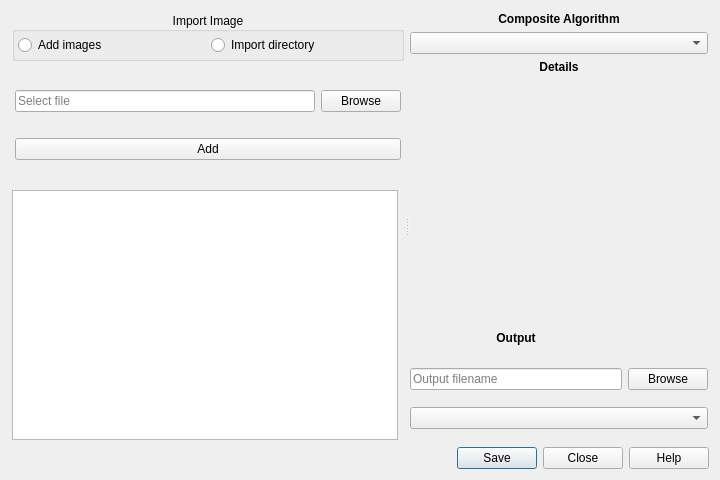
First picture: the form in image_compositor/ui/ui_main_compositor.ui, repository ceholden/image_compositor, before the edit.
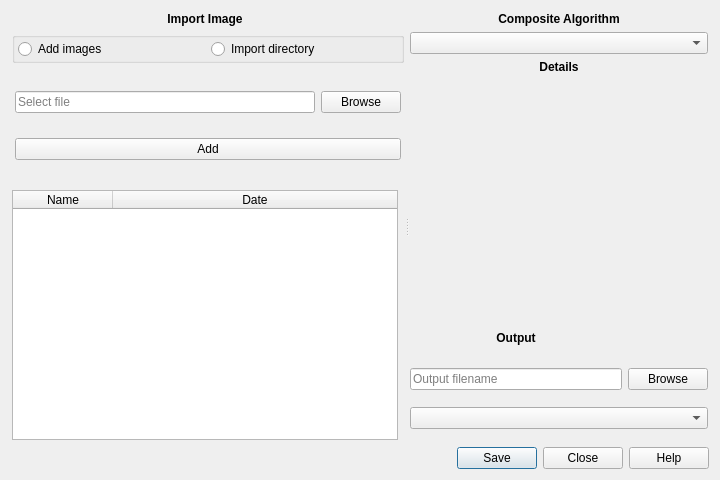
Second picture: the form after the edit.

Commit message: Added columns to image table

```diff
--- a/image_compositor/ui/ui_main_compositor.ui
+++ b/image_compositor/ui/ui_main_compositor.ui
@@ -36,7 +36,36 @@
        <property name="margin">
         <number>1</number>
        </property>
-       <item row="0" column="0" colspan="2">
+       <item row="2" column="0">
+        <widget class="QTableWidget" name="table_images">
+         <property name="minimumSize">
+          <size>
+           <width>0</width>
+           <height>250</height>
+          </size>
+         </property>
+         <attribute name="horizontalHeaderStretchLastSection">
+          <bool>true</bool>
+         </attribute>
+         <column>
+          <property name="text">
+           <string>Name</string>
+          </property>
+          <property name="textAlignment">
+           <set>AlignHCenter|AlignVCenter|AlignCenter</set>
+          </property>
+         </column>
+         <column>
+          <property name="text">
+           <string>Date</string>
+          </property>
+          <property name="textAlignment">
+           <set>AlignHCenter|AlignVCenter|AlignCenter</set>
+          </property>
+         </column>
+        </widget>
+       </item>
+       <item row="1" column="0" colspan="2">
         <widget class="QWidget" name="widget_io" native="true">
          <property name="minimumSize">
           <size>
@@ -127,7 +156,7 @@
           <item row="0" column="0" colspan="2">
            <widget class="QGroupBox" name="groupbox_importer">
             <property name="title">
-             <string>Import Image</string>
+             <string/>
             </property>
             <property name="alignment">
              <set>Qt::AlignCenter</set>
@@ -136,9 +165,18 @@
              <bool>false</bool>
             </property>
             <layout class="QHBoxLayout" name="horizontalLayout">
-             <property name="margin">
+             <property name="leftMargin">
               <number>3</number>
              </property>
+             <property name="topMargin">
+              <number>0</number>
+             </property>
+             <property name="rightMargin">
+              <number>3</number>
+             </property>
+             <property name="bottomMargin">
+              <number>0</number>
+             </property>
              <item>
               <widget class="QRadioButton" name="rbut_image">
                <property name="text">
@@ -159,13 +197,10 @@
          </layout>
         </widget>
        </item>
-       <item row="1" column="0">
-        <widget class="QTableWidget" name="table_images">
-         <property name="minimumSize">
-          <size>
-           <width>0</width>
-           <height>250</height>
-          </size>
+       <item row="0" column="0">
+        <widget class="QLabel" name="label_4">
+         <property name="text">
+          <string>&lt;html&gt;&lt;head/&gt;&lt;body&gt;&lt;p align=&quot;center&quot;&gt;&lt;span style=&quot; font-weight:600;&quot;&gt;Import Image&lt;/span&gt;&lt;/p&gt;&lt;/body&gt;&lt;/html&gt;</string>
          </property>
         </widget>
        </item>
```
